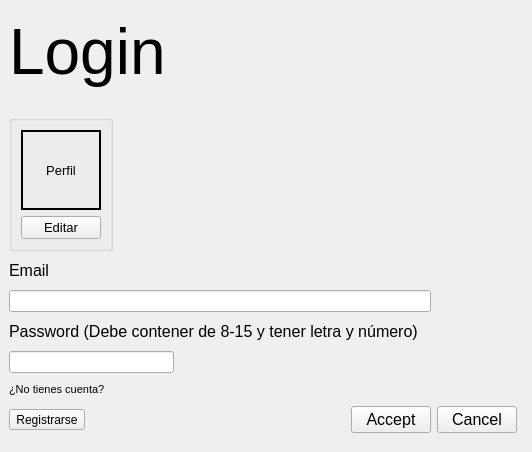
Qt form Trabajo/login.ui (KaiacUPV/PROYECTO-IHM) before a commit.
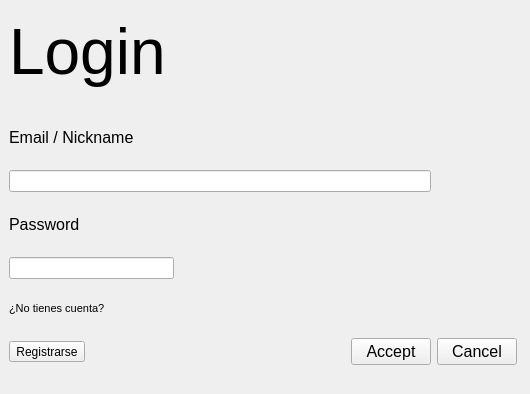
The same form after that commit.

Patch:
```diff
--- a/Trabajo/login.ui
+++ b/Trabajo/login.ui
@@ -6,8 +6,8 @@
    <rect>
     <x>0</x>
     <y>0</y>
-    <width>532</width>
-    <height>452</height>
+    <width>530</width>
+    <height>394</height>
    </rect>
   </property>
   <property name="windowTitle">
@@ -43,106 +43,11 @@
      <x>9</x>
      <y>111</y>
      <width>508</width>
-     <height>330</height>
+     <height>271</height>
     </rect>
    </property>
    <layout class="QGridLayout" name="gridLayout">
-    <item row="1" column="0">
-     <widget class="QLabel" name="leEmail">
-      <property name="sizePolicy">
-       <sizepolicy hsizetype="Maximum" vsizetype="Maximum">
-        <horstretch>0</horstretch>
-        <verstretch>0</verstretch>
-       </sizepolicy>
-      </property>
-      <property name="font">
-       <font>
-        <pointsize>12</pointsize>
-       </font>
-      </property>
-      <property name="text">
-       <string>Email</string>
-      </property>
-     </widget>
-    </item>
-    <item row="0" column="0">
-     <widget class="QGroupBox" name="groupUsuario">
-      <property name="sizePolicy">
-       <sizepolicy hsizetype="Maximum" vsizetype="Maximum">
-        <horstretch>0</horstretch>
-        <verstretch>0</verstretch>
-       </sizepolicy>
-      </property>
-      <property name="font">
-       <font>
-        <pointsize>10</pointsize>
-       </font>
-      </property>
-      <property name="title">
-       <string/>
-      </property>
-      <layout class="QVBoxLayout" name="verticalLayout">
-       <item>
-        <widget class="QLabel" name="lblUserAvatar">
-         <property name="sizePolicy">
-          <sizepolicy hsizetype="Fixed" vsizetype="Minimum">
-           <horstretch>0</horstretch>
-           <verstretch>0</verstretch>
-          </sizepolicy>
-         </property>
-         <property name="minimumSize">
-          <size>
-           <width>80</width>
-           <height>80</height>
-          </size>
-         </property>
-         <property name="baseSize">
-          <size>
-           <width>70</width>
-           <height>70</height>
-          </size>
-         </property>
-         <property name="styleSheet">
-          <string notr="true">    border: 2px solid black;
-    border-radius: 60px;</string>
-         </property>
-         <property name="text">
-          <string>Perfil</string>
-         </property>
-         <property name="alignment">
-          <set>Qt::AlignmentFlag::AlignCenter</set>
-         </property>
-        </widget>
-       </item>
-       <item>
-        <widget class="QPushButton" name="Btn_Avatar">
-         <property name="sizePolicy">
-          <sizepolicy hsizetype="Fixed" vsizetype="Fixed">
-           <horstretch>0</horstretch>
-           <verstretch>0</verstretch>
-          </sizepolicy>
-         </property>
-         <property name="text">
-          <string>Editar</string>
-         </property>
-        </widget>
-       </item>
-      </layout>
-     </widget>
-    </item>
-    <item row="6" column="3">
-     <widget class="QPushButton" name="Cancel_Button">
-      <property name="font">
-       <font>
-        <pointsize>12</pointsize>
-       </font>
-      </property>
-      <property name="text">
-       <string>Cancel</string>
-      </property>
-     </widget>
-    </item>
-    <item row="6" column="2">
+    <item row="5" column="2">
      <widget class="QPushButton" name="Accept_Button">
       <property name="font">
        <font>
@@ -154,28 +59,7 @@
       </property>
      </widget>
     </item>
-    <item row="5" column="0">
-     <widget class="QLabel" name="Repeat_Label">
-      <property name="sizePolicy">
-       <sizepolicy hsizetype="Preferred" vsizetype="Maximum">
-        <horstretch>0</horstretch>
-        <verstretch>0</verstretch>
-       </sizepolicy>
-      </property>
-      <property name="font">
-       <font>
-        <pointsize>8</pointsize>
-       </font>
-      </property>
-      <property name="text">
-       <string>¿No tienes cuenta?</string>
-      </property>
-     </widget>
-    </item>
     <item row="2" column="0" colspan="3">
-     <widget class="QLineEdit" name="Text_Email"/>
-    </item>
-    <item row="3" column="0" colspan="3">
      <widget class="QLabel" name="Password_Label">
       <property name="sizePolicy">
        <sizepolicy hsizetype="Preferred" vsizetype="Maximum">
@@ -189,27 +73,23 @@
        </font>
       </property>
       <property name="text">
-       <string>Password (Debe contener de 8-15 y tener letra y número)</string>
+       <string>Password</string>
       </property>
      </widget>
     </item>
-    <item row="4" column="0">
-     <widget class="QLineEdit" name="lineEdit_2"/>
-    </item>
-    <item row="6" column="0">
-     <widget class="QToolButton" name="btnsingup">
-      <property name="minimumSize">
-       <size>
-        <width>0</width>
-        <height>0</height>
-       </size>
+    <item row="5" column="3">
+     <widget class="QPushButton" name="Cancel_Button">
+      <property name="font">
+       <font>
+        <pointsize>12</pointsize>
+       </font>
       </property>
       <property name="text">
-       <string>Registrarse</string>
+       <string>Cancel</string>
       </property>
      </widget>
     </item>
-    <item row="6" column="1">
+    <item row="5" column="1">
      <spacer name="horizontalSpacer">
       <property name="orientation">
        <enum>Qt::Orientation::Horizontal</enum>
@@ -222,6 +102,61 @@
       </property>
      </spacer>
     </item>
+    <item row="4" column="0">
+     <widget class="QLabel" name="Repeat_Label">
+      <property name="sizePolicy">
+       <sizepolicy hsizetype="Preferred" vsizetype="Maximum">
+        <horstretch>0</horstretch>
+        <verstretch>0</verstretch>
+       </sizepolicy>
+      </property>
+      <property name="font">
+       <font>
+        <pointsize>8</pointsize>
+       </font>
+      </property>
+      <property name="text">
+       <string>¿No tienes cuenta?</string>
+      </property>
+     </widget>
+    </item>
+    <item row="1" column="0" colspan="3">
+     <widget class="QLineEdit" name="Text_Email"/>
+    </item>
+    <item row="5" column="0">
+     <widget class="QToolButton" name="btnsingup">
+      <property name="minimumSize">
+       <size>
+        <width>0</width>
+        <height>0</height>
+       </size>
+      </property>
+      <property name="text">
+       <string>Registrarse</string>
+      </property>
+     </widget>
+    </item>
+    <item row="3" column="0">
+     <widget class="QLineEdit" name="lineEdit_2"/>
+    </item>
+    <item row="0" column="0">
+     <widget class="QLabel" name="leEmail">
+      <property name="sizePolicy">
+       <sizepolicy hsizetype="Maximum" vsizetype="Maximum">
+        <horstretch>0</horstretch>
+        <verstretch>0</verstretch>
+       </sizepolicy>
+      </property>
+      <property name="font">
+       <font>
+        <pointsize>12</pointsize>
+       </font>
+      </property>
+      <property name="text">
+       <string>Email / Nickname</string>
+      </property>
+     </widget>
+    </item>
    </layout>
   </widget>
  </widget>
```
